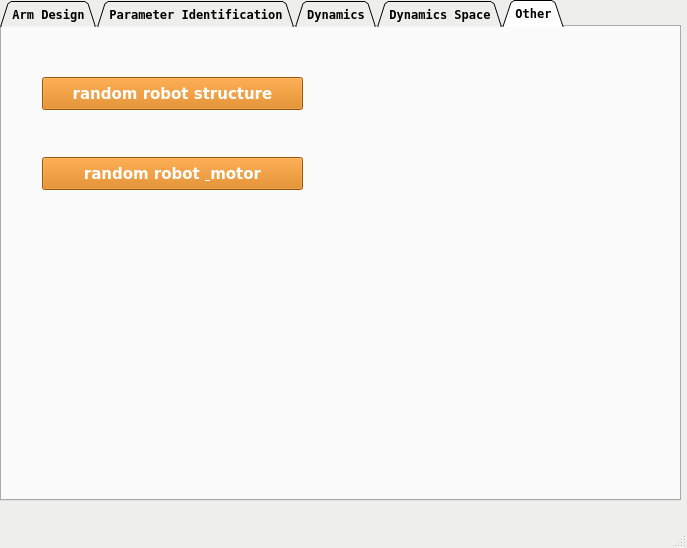
Qt form interface_control/scripts/main.ui (SamKaiYang/Optimization-of-robotic-arm-design) before a commit.
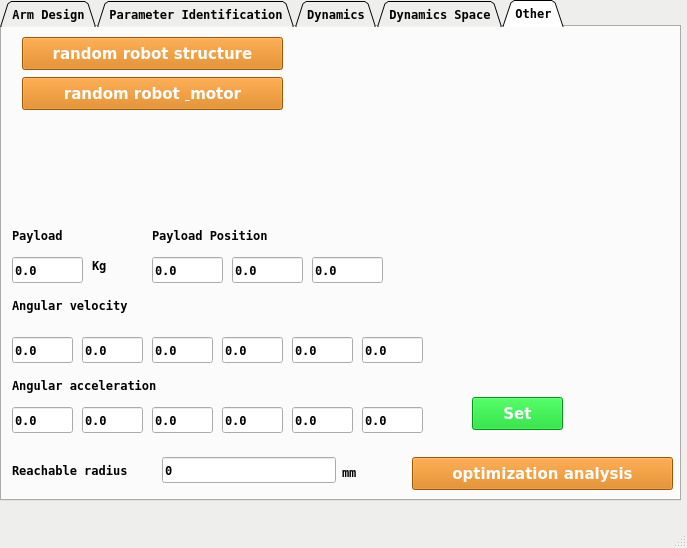
The same form after that commit. The open tabs and pages were chosen to show the change. Icons and pictures are not drawn. Custom widgets are drawn as their Qt base class.

What changed in the file:
```diff
--- a/interface_control/scripts/main.ui
+++ b/interface_control/scripts/main.ui
@@ -3305,8 +3305,8 @@
      <widget class="QPushButton" name="btn_random_robot_structure">
       <property name="geometry">
        <rect>
-        <x>40</x>
-        <y>50</y>
+        <x>20</x>
+        <y>10</y>
         <width>261</width>
         <height>33</height>
        </rect>
@@ -3501,8 +3501,8 @@
      <widget class="QPushButton" name="btn_random_robot_motor">
       <property name="geometry">
        <rect>
-        <x>40</x>
-        <y>130</y>
+        <x>20</x>
+        <y>50</y>
         <width>261</width>
         <height>33</height>
        </rect>
@@ -3694,6 +3694,710 @@
        <string>random robot &amp; motor</string>
       </property>
      </widget>
+     <widget class="QPushButton" name="btn_optimization_analysis">
+      <property name="geometry">
+       <rect>
+        <x>410</x>
+        <y>430</y>
+        <width>261</width>
+        <height>33</height>
+       </rect>
+      </property>
+      <property name="palette">
+       <palette>
+        <active>
+         <colorrole role="WindowText">
+          <brush brushstyle="SolidPattern">
+           <color alpha="255">
+            <red>255</red>
+            <green>255</green>
+            <blue>255</blue>
+           </color>
+          </brush>
+         </colorrole>
+         <colorrole role="Button">
+          <brush brushstyle="SolidPattern">
+           <color alpha="255">
+            <red>218</red>
+            <green>119</green>
+            <blue>0</blue>
+           </color>
+          </brush>
+         </colorrole>
+         <colorrole role="Text">
+          <brush brushstyle="SolidPattern">
+           <color alpha="255">
+            <red>255</red>
+            <green>255</green>
+            <blue>255</blue>
+           </color>
+          </brush>
+         </colorrole>
+         <colorrole role="ButtonText">
+          <brush brushstyle="SolidPattern">
+           <color alpha="255">
+            <red>255</red>
+            <green>255</green>
+            <blue>255</blue>
+           </color>
+          </brush>
+         </colorrole>
+         <colorrole role="Base">
+          <brush brushstyle="SolidPattern">
+           <color alpha="255">
+            <red>218</red>
+            <green>119</green>
+            <blue>0</blue>
+           </color>
+          </brush>
+         </colorrole>
+         <colorrole role="Window">
+          <brush brushstyle="SolidPattern">
+           <color alpha="255">
+            <red>218</red>
+            <green>119</green>
+            <blue>0</blue>
+           </color>
+          </brush>
+         </colorrole>
+        </active>
+        <inactive>
+         <colorrole role="WindowText">
+          <brush brushstyle="SolidPattern">
+           <color alpha="255">
+            <red>255</red>
+            <green>255</green>
+            <blue>255</blue>
+           </color>
+          </brush>
+         </colorrole>
+         <colorrole role="Button">
+          <brush brushstyle="SolidPattern">
+           <color alpha="255">
+            <red>218</red>
+            <green>119</green>
+            <blue>0</blue>
+           </color>
+          </brush>
+         </colorrole>
+         <colorrole role="Text">
+          <brush brushstyle="SolidPattern">
+           <color alpha="255">
+            <red>255</red>
+            <green>255</green>
+            <blue>255</blue>
+           </color>
+          </brush>
+         </colorrole>
+         <colorrole role="ButtonText">
+          <brush brushstyle="SolidPattern">
+           <color alpha="255">
+            <red>255</red>
+            <green>255</green>
+            <blue>255</blue>
+           </color>
+          </brush>
+         </colorrole>
+         <colorrole role="Base">
+          <brush brushstyle="SolidPattern">
+           <color alpha="255">
+            <red>218</red>
+            <green>119</green>
+            <blue>0</blue>
+           </color>
+          </brush>
+         </colorrole>
+         <colorrole role="Window">
+          <brush brushstyle="SolidPattern">
+           <color alpha="255">
+            <red>218</red>
+            <green>119</green>
+            <blue>0</blue>
+           </color>
+          </brush>
+         </colorrole>
+        </inactive>
+        <disabled>
+         <colorrole role="WindowText">
+          <brush brushstyle="SolidPattern">
+           <color alpha="255">
+            <red>255</red>
+            <green>255</green>
+            <blue>255</blue>
+           </color>
+          </brush>
+         </colorrole>
+         <colorrole role="Button">
+          <brush brushstyle="SolidPattern">
+           <color alpha="255">
+            <red>218</red>
+            <green>119</green>
+            <blue>0</blue>
+           </color>
+          </brush>
+         </colorrole>
+         <colorrole role="Text">
+          <brush brushstyle="SolidPattern">
+           <color alpha="255">
+            <red>255</red>
+            <green>255</green>
+            <blue>255</blue>
+           </color>
+          </brush>
+         </colorrole>
+         <colorrole role="ButtonText">
+          <brush brushstyle="SolidPattern">
+           <color alpha="255">
+            <red>255</red>
+            <green>255</green>
+            <blue>255</blue>
+           </color>
+          </brush>
+         </colorrole>
+         <colorrole role="Base">
+          <brush brushstyle="SolidPattern">
+           <color alpha="255">
+            <red>218</red>
+            <green>119</green>
+            <blue>0</blue>
+           </color>
+          </brush>
+         </colorrole>
+         <colorrole role="Window">
+          <brush brushstyle="SolidPattern">
+           <color alpha="255">
+            <red>218</red>
+            <green>119</green>
+            <blue>0</blue>
+           </color>
+          </brush>
+         </colorrole>
+        </disabled>
+       </palette>
+      </property>
+      <property name="font">
+       <font>
+        <family>Bitstream Vera Sans</family>
+        <pointsize>11</pointsize>
+        <weight>75</weight>
+        <bold>true</bold>
+       </font>
+      </property>
+      <property name="styleSheet">
+       <string notr="true">background-color:#da7700;color:white;border-color: black;</string>
+      </property>
+      <property name="text">
+       <string>optimization analysis</string>
+      </property>
+     </widget>
+     <widget class="QLineEdit" name="lineEdit_op_acc_4">
+      <property name="geometry">
+       <rect>
+        <x>220</x>
+        <y>380</y>
+        <width>61</width>
+        <height>26</height>
+       </rect>
+      </property>
+      <property name="text">
+       <string>0.0</string>
+      </property>
+     </widget>
+     <widget class="QLineEdit" name="lineEdit_op_acc_1">
+      <property name="geometry">
+       <rect>
+        <x>10</x>
+        <y>380</y>
+        <width>61</width>
+        <height>26</height>
+       </rect>
+      </property>
+      <property name="text">
+       <string>0.0</string>
+      </property>
+     </widget>
+     <widget class="QLineEdit" name="lineEdit_op_vel_5">
+      <property name="geometry">
+       <rect>
+        <x>290</x>
+        <y>310</y>
+        <width>61</width>
+        <height>26</height>
+       </rect>
+      </property>
+      <property name="text">
+       <string>0.0</string>
+      </property>
+     </widget>
+     <widget class="QLineEdit" name="lineEdit_op_acc_5">
+      <property name="geometry">
+       <rect>
+        <x>290</x>
+        <y>380</y>
+        <width>61</width>
+        <height>26</height>
+       </rect>
+      </property>
+      <property name="text">
+       <string>0.0</string>
+      </property>
+     </widget>
+     <widget class="QLineEdit" name="lineEdit_op_payload_y">
+      <property name="geometry">
+       <rect>
+        <x>230</x>
+        <y>230</y>
+        <width>71</width>
+        <height>26</height>
+       </rect>
+      </property>
+      <property name="text">
+       <string>0.0</string>
+      </property>
+     </widget>
+     <widget class="QLabel" name="label_25">
+      <property name="geometry">
+       <rect>
+        <x>150</x>
+        <y>200</y>
+        <width>161</width>
+        <height>17</height>
+       </rect>
+      </property>
+      <property name="text">
+       <string>Payload Position</string>
+      </property>
+     </widget>
+     <widget class="QLabel" name="label_24">
+      <property name="geometry">
+       <rect>
+        <x>10</x>
+        <y>350</y>
+        <width>191</width>
+        <height>17</height>
+       </rect>
+      </property>
+      <property name="text">
+       <string>Angular acceleration</string>
+      </property>
+     </widget>
+     <widget class="QLineEdit" name="lineEdit_op_vel_2">
+      <property name="geometry">
+       <rect>
+        <x>80</x>
+        <y>310</y>
+        <width>61</width>
+        <height>26</height>
+       </rect>
+      </property>
+      <property name="text">
+       <string>0.0</string>
+      </property>
+     </widget>
+     <widget class="QLabel" name="label_27">
+      <property name="geometry">
+       <rect>
+        <x>10</x>
+        <y>200</y>
+        <width>67</width>
+        <height>17</height>
+       </rect>
+      </property>
+      <property name="text">
+       <string>Payload</string>
+      </property>
+     </widget>
+     <widget class="QLineEdit" name="lineEdit_op_payload">
+      <property name="geometry">
+       <rect>
+        <x>10</x>
+        <y>230</y>
+        <width>71</width>
+        <height>26</height>
+       </rect>
+      </property>
+      <property name="text">
+       <string>0.0</string>
+      </property>
+     </widget>
+     <widget class="QLabel" name="label_26">
+      <property name="geometry">
+       <rect>
+        <x>90</x>
+        <y>230</y>
+        <width>31</width>
+        <height>17</height>
+       </rect>
+      </property>
+      <property name="text">
+       <string>Kg</string>
+      </property>
+     </widget>
+     <widget class="QLineEdit" name="lineEdit_op_payload_x">
+      <property name="geometry">
+       <rect>
+        <x>150</x>
+        <y>230</y>
+        <width>71</width>
+        <height>26</height>
+       </rect>
+      </property>
+      <property name="text">
+       <string>0.0</string>
+      </property>
+     </widget>
+     <widget class="QLineEdit" name="lineEdit_op_vel_1">
+      <property name="geometry">
+       <rect>
+        <x>10</x>
+        <y>310</y>
+        <width>61</width>
+        <height>26</height>
+       </rect>
+      </property>
+      <property name="text">
+       <string>0.0</string>
+      </property>
+     </widget>
+     <widget class="QLineEdit" name="lineEdit_op_payload_z">
+      <property name="geometry">
+       <rect>
+        <x>310</x>
+        <y>230</y>
+        <width>71</width>
+        <height>26</height>
+       </rect>
+      </property>
+      <property name="text">
+       <string>0.0</string>
+      </property>
+     </widget>
+     <widget class="QLineEdit" name="lineEdit_op_vel_6">
+      <property name="geometry">
+       <rect>
+        <x>360</x>
+        <y>310</y>
+        <width>61</width>
+        <height>26</height>
+       </rect>
+      </property>
+      <property name="text">
+       <string>0.0</string>
+      </property>
+     </widget>
+     <widget class="QPushButton" name="btn_op_set">
+      <property name="geometry">
+       <rect>
+        <x>470</x>
+        <y>370</y>
+        <width>91</width>
+        <height>33</height>
+       </rect>
+      </property>
+      <property name="palette">
+       <palette>
+        <active>
+         <colorrole role="WindowText">
+          <brush brushstyle="SolidPattern">
+           <color alpha="255">
+            <red>255</red>
+            <green>255</green>
+            <blue>255</blue>
+           </color>
+          </brush>
+         </colorrole>
+         <colorrole role="Button">
+          <brush brushstyle="SolidPattern">
+           <color alpha="255">
+            <red>0</red>
+            <green>210</green>
+            <blue>26</blue>
+           </color>
+          </brush>
+         </colorrole>
+         <colorrole role="Text">
+          <brush brushstyle="SolidPattern">
+           <color alpha="255">
+            <red>255</red>
+            <green>255</green>
+            <blue>255</blue>
+           </color>
+          </brush>
+         </colorrole>
+         <colorrole role="ButtonText">
+          <brush brushstyle="SolidPattern">
+           <color alpha="255">
+            <red>255</red>
+            <green>255</green>
+            <blue>255</blue>
+           </color>
+          </brush>
+         </colorrole>
+         <colorrole role="Base">
+          <brush brushstyle="SolidPattern">
+           <color alpha="255">
+            <red>0</red>
+            <green>210</green>
+            <blue>26</blue>
+           </color>
+          </brush>
+         </colorrole>
+         <colorrole role="Window">
+          <brush brushstyle="SolidPattern">
+           <color alpha="255">
+            <red>0</red>
+            <green>210</green>
+            <blue>26</blue>
+           </color>
+          </brush>
+         </colorrole>
+        </active>
+        <inactive>
+         <colorrole role="WindowText">
+          <brush brushstyle="SolidPattern">
+           <color alpha="255">
+            <red>255</red>
+            <green>255</green>
+            <blue>255</blue>
+           </color>
+          </brush>
+         </colorrole>
+         <colorrole role="Button">
+          <brush brushstyle="SolidPattern">
+           <color alpha="255">
+            <red>0</red>
+            <green>210</green>
+            <blue>26</blue>
+           </color>
+          </brush>
+         </colorrole>
+         <colorrole role="Text">
+          <brush brushstyle="SolidPattern">
+           <color alpha="255">
+            <red>255</red>
+            <green>255</green>
+            <blue>255</blue>
+           </color>
+          </brush>
+         </colorrole>
+         <colorrole role="ButtonText">
+          <brush brushstyle="SolidPattern">
+           <color alpha="255">
+            <red>255</red>
+            <green>255</green>
+            <blue>255</blue>
+           </color>
+          </brush>
+         </colorrole>
+         <colorrole role="Base">
+          <brush brushstyle="SolidPattern">
+           <color alpha="255">
+            <red>0</red>
+            <green>210</green>
+            <blue>26</blue>
+           </color>
+          </brush>
+         </colorrole>
+         <colorrole role="Window">
+          <brush brushstyle="SolidPattern">
+           <color alpha="255">
+            <red>0</red>
+            <green>210</green>
+            <blue>26</blue>
+           </color>
+          </brush>
+         </colorrole>
+        </inactive>
+        <disabled>
+         <colorrole role="WindowText">
+          <brush brushstyle="SolidPattern">
+           <color alpha="255">
+            <red>255</red>
+            <green>255</green>
+            <blue>255</blue>
+           </color>
+          </brush>
+         </colorrole>
+         <colorrole role="Button">
+          <brush brushstyle="SolidPattern">
+           <color alpha="255">
+            <red>0</red>
+            <green>210</green>
+            <blue>26</blue>
+           </color>
+          </brush>
+         </colorrole>
+         <colorrole role="Text">
+          <brush brushstyle="SolidPattern">
+           <color alpha="255">
+            <red>255</red>
+            <green>255</green>
+            <blue>255</blue>
+           </color>
+          </brush>
+         </colorrole>
+         <colorrole role="ButtonText">
+          <brush brushstyle="SolidPattern">
+           <color alpha="255">
+            <red>255</red>
+            <green>255</green>
+            <blue>255</blue>
+           </color>
+          </brush>
+         </colorrole>
+         <colorrole role="Base">
+          <brush brushstyle="SolidPattern">
+           <color alpha="255">
+            <red>0</red>
+            <green>210</green>
+            <blue>26</blue>
+           </color>
+          </brush>
+         </colorrole>
+         <colorrole role="Window">
+          <brush brushstyle="SolidPattern">
+           <color alpha="255">
+            <red>0</red>
+            <green>210</green>
+            <blue>26</blue>
+           </color>
+          </brush>
+         </colorrole>
+        </disabled>
+       </palette>
+      </property>
+      <property name="font">
+       <font>
+        <family>Bitstream Vera Sans</family>
+        <pointsize>11</pointsize>
+        <weight>75</weight>
+        <bold>true</bold>
+       </font>
+      </property>
+      <property name="styleSheet">
+       <string notr="true">background-color:#00d21a;color:white;border-color: black;</string>
+      </property>
+      <property name="text">
+       <string>Set</string>
+      </property>
+     </widget>
+     <widget class="QLineEdit" name="lineEdit_op_vel_3">
+      <property name="geometry">
+       <rect>
+        <x>150</x>
+        <y>310</y>
+        <width>61</width>
+        <height>26</height>
+       </rect>
+      </property>
+      <property name="text">
+       <string>0.0</string>
+      </property>
+     </widget>
+     <widget class="QLabel" name="label_10">
+      <property name="geometry">
+       <rect>
+        <x>10</x>
+        <y>270</y>
+        <width>151</width>
+        <height>17</height>
+       </rect>
+      </property>
+      <property name="text">
+       <string>Angular velocity</string>
+      </property>
+     </widget>
+     <widget class="QLineEdit" name="lineEdit_op_vel_4">
+      <property name="geometry">
+       <rect>
+        <x>220</x>
+        <y>310</y>
+        <width>61</width>
+        <height>26</height>
+       </rect>
+      </property>
+      <property name="text">
+       <string>0.0</string>
+      </property>
+     </widget>
+     <widget class="QLineEdit" name="lineEdit_op_acc_3">
+      <property name="geometry">
+       <rect>
+        <x>150</x>
+        <y>380</y>
+        <width>61</width>
+        <height>26</height>
+       </rect>
+      </property>
+      <property name="text">
+       <string>0.0</string>
+      </property>
+     </widget>
+     <widget class="QLineEdit" name="lineEdit_op_acc_2">
+      <property name="geometry">
+       <rect>
+        <x>80</x>
+        <y>380</y>
+        <width>61</width>
+        <height>26</height>
+       </rect>
+      </property>
+      <property name="text">
+       <string>0.0</string>
+      </property>
+     </widget>
+     <widget class="QLineEdit" name="lineEdit_op_acc_6">
+      <property name="geometry">
+       <rect>
+        <x>360</x>
+        <y>380</y>
+        <width>61</width>
+        <height>26</height>
+       </rect>
+      </property>
+      <property name="text">
+       <string>0.0</string>
+      </property>
+     </widget>
+     <widget class="QLabel" name="label_29">
+      <property name="geometry">
+       <rect>
+        <x>10</x>
+        <y>430</y>
+        <width>145</width>
+        <height>26</height>
+       </rect>
+      </property>
+      <property name="text">
+       <string>Reachable radius</string>
+      </property>
+     </widget>
+     <widget class="QLineEdit" name="lineEdit_op_reachable_radius">
+      <property name="geometry">
+       <rect>
+        <x>160</x>
+        <y>430</y>
+        <width>174</width>
+        <height>26</height>
+       </rect>
+      </property>
+      <property name="text">
+       <string>0</string>
+      </property>
+     </widget>
+     <widget class="QLabel" name="label_30">
+      <property name="geometry">
+       <rect>
+        <x>340</x>
+        <y>410</y>
+        <width>20</width>
+        <height>71</height>
+       </rect>
+      </property>
+      <property name="text">
+       <string>mm</string>
+      </property>
+     </widget>
     </widget>
    </widget>
   </widget>
```
Left out of the diff: 2 changed lines with no effect on the pictures.
